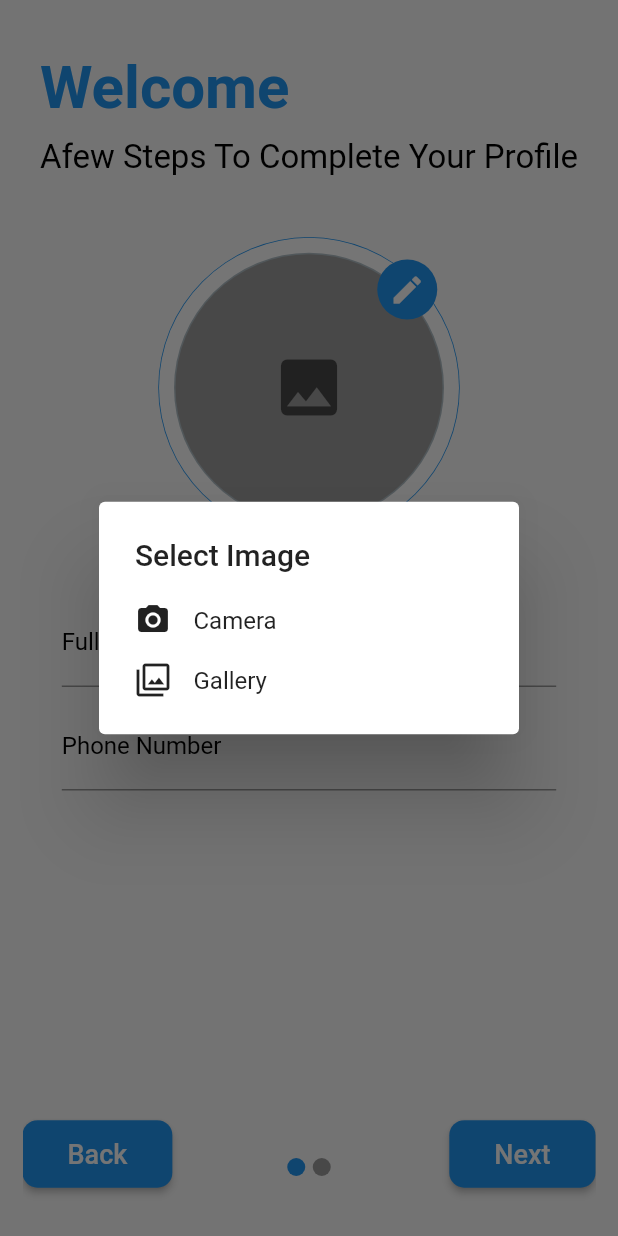
After one commit to ahmedSelem/my_shop, a Flutter app: the CollectingDataScreen screen opened by its route, after a tap on the "edit" icon, on a phone screen of 412 x 824 dp. The commit adds this screen. Run offline on Flutter 3.47's test engine with Material 2 defaults, Android fonts, the phone set to English and light mode, and no system bars; drawn by our look-alikes of page_indicator; our stand-ins replace email_validator, firebase_auth, firebase_core, image_picker; accounts and stored records are empty; Roboto replaces fonts that are missing (MontAl); project files that could hold a hidden picture were left out.

Commit message:
collecting screen first screen

```diff
--- /dev/null
+++ b/lib/Screens/collecting_data_screen.dart
@@ -0,0 +1,48 @@
+import 'package:flutter/material.dart';
+import 'package:my_shop/Widgets/Collecting_Data_Widget/first_screen.dart';
+import 'package:my_shop/Widgets/Collecting_Data_Widget/second_screen.dart';
+import 'package:page_indicator/page_indicator.dart';
+
+class CollectingDataScreen extends StatefulWidget {
+  static const String routeName = '/collectingScreen';
+  @override
+  _CollectingDataScreenState createState() => _CollectingDataScreenState();
+}
+
+class _CollectingDataScreenState extends State<CollectingDataScreen> {
+  @override
+  Widget build(BuildContext context) {
+    double height = MediaQuery.of(context).size.height;
+    double width = MediaQuery.of(context).size.width;
+
+    return Scaffold(
+      body: Container(
+        padding: EdgeInsets.all(15),
+        height: height,
+        width: width,
+        child: SingleChildScrollView(
+          child: SafeArea(
+            child: Container(
+              height: height - MediaQuery.of(context).padding.top - 30,
+              width: width,
+              child: PageIndicatorContainer(
+                length: 2,
+                indicatorColor: Colors.grey,
+                indicatorSelectorColor: Theme.of(context).primaryColor,
+                padding: EdgeInsets.only(bottom: 25),
+                child: PageView(
+                  physics: NeverScrollableScrollPhysics(),
+                  scrollDirection: Axis.horizontal,
+                  children: [
+                    FirstScreen(),
+                    SecondScreen(),
+                  ],
+                ),
+              ),
+            ),
+          ),
+        ),
+      ),
+    );
+  }
+}
--- a/lib/Widgets/Authentication/auth_form.dart
+++ b/lib/Widgets/Authentication/auth_form.dart
@@ -1,5 +1,6 @@
 import 'package:flutter/material.dart';
 import 'package:my_shop/Providers/user_provider.dart';
+import 'package:my_shop/Screens/collecting_data_screen.dart';
 import 'package:my_shop/Screens/home_screen.dart';
 import 'package:my_shop/Widgets/Authentication/auth_title.dart';
 import 'package:email_validator/email_validator.dart';
@@ -45,7 +46,7 @@ class _AuthFormState extends State<AuthForm> {
       String error = await Provider.of<UserProvider>(context, listen: false)
           .fetchLogin(email, password);
       if (error == null) {
-        Navigator.of(context).pushReplacementNamed(HomeScreen.routeName);
+        Navigator.of(context).pushReplacementNamed(CollectingDataScreen.routeName);
       } else {
         setState(() {
           isLoading = false;
@@ -63,7 +64,7 @@ class _AuthFormState extends State<AuthForm> {
       String error = await Provider.of<UserProvider>(context, listen: false)
           .fetchSignOut(email, password);
       if (error == null) {
-        Navigator.of(context).pushReplacementNamed(HomeScreen.routeName);
+        Navigator.of(context).pushReplacementNamed(CollectingDataScreen.routeName);
       } else {
         setState(() {
           isLoading = false;
--- /dev/null
+++ b/lib/Widgets/Collecting_Data_Widget/circle_image.dart
@@ -0,0 +1,40 @@
+import 'dart:io';
+import 'package:flutter/material.dart';
+
+class CircleImage extends StatelessWidget {
+  final String urlImage;
+  final File fileImage;
+  CircleImage.fromFile(this.fileImage) : this.urlImage = null;
+  CircleImage.fromUrl(this.urlImage) : this.fileImage = null;
+  @override
+  Widget build(BuildContext context) {
+    return CircleAvatar(
+      radius: 100.5,
+      backgroundColor: Theme.of(context).primaryColor,
+      child: CircleAvatar(
+        radius: 100,
+        backgroundColor: Colors.white,
+        child: CircleAvatar(
+          radius: 90,
+          backgroundColor: Colors.blueGrey[200],
+          child: CircleAvatar(
+            backgroundColor: Colors.grey,
+            radius: 89,
+            backgroundImage: (fileImage != null)
+                ? FileImage(fileImage)
+                : (urlImage != null)
+                    ? NetworkImage(urlImage)
+                    : null,
+            child: (urlImage == null && fileImage == null)
+                ? Icon(
+                    Icons.image,
+                    size: 50,
+                    color: Colors.black54,
+                  )
+                : null,
+          ),
+        ),
+      ),
+    );
+  }
+}
--- /dev/null
+++ b/lib/Widgets/Collecting_Data_Widget/collecting_title.dart
@@ -0,0 +1,34 @@
+import 'package:flutter/material.dart';
+
+class CollectingTitle extends StatelessWidget {
+  final String title, data;
+  CollectingTitle(this.title, this.data);
+  @override
+  Widget build(BuildContext context) {
+    return Padding(
+      padding: EdgeInsets.only(top: 20),
+      child: Column(
+        crossAxisAlignment: CrossAxisAlignment.start,
+        children: [
+          Text(
+            title,
+            style: TextStyle(
+              fontSize: 40,
+              color: Theme.of(context).primaryColor,
+
+              fontWeight: FontWeight.bold,
+            ),
+          ),
+          SizedBox(height: 10),
+          Text(
+            data,
+            style: TextStyle(
+              fontSize: 22,
+              color: Colors.black,
+            ),
+          ),
+        ],
+      ),
+    );
+  }
+}
--- /dev/null
+++ b/lib/Widgets/Collecting_Data_Widget/first_screen.dart
@@ -0,0 +1,181 @@
+import 'dart:io';
+
+import 'package:flutter/material.dart';
+import 'package:image_picker/image_picker.dart';
+import 'package:my_shop/Widgets/Collecting_Data_Widget/circle_image.dart';
+import 'package:my_shop/Widgets/Collecting_Data_Widget/collecting_title.dart';
+
+class FirstScreen extends StatefulWidget {
+  @override
+  _FirstScreenState createState() => _FirstScreenState();
+}
+
+class _FirstScreenState extends State<FirstScreen> {
+  FocusNode phoneNumberNode;
+  File image;
+  @override
+  void initState() {
+    super.initState();
+    phoneNumberNode = FocusNode();
+  }
+
+  @override
+  void dispose() {
+    phoneNumberNode.dispose();
+    super.dispose();
+  }
+
+  void showSimpleDialog() {
+    showDialog(
+        context: context,
+        builder: (BuildContext context) {
+          return SimpleDialog(
+            title: Text('Select Image'),
+            children: [
+              SimpleDialogOption(
+                child: Row(
+                  children: [
+                    Icon(Icons.camera_alt),
+                    SizedBox(width: 15),
+                    Text('Camera'),
+                  ],
+                ),
+                onPressed: () {
+                  getImage(true);
+                },
+              ),
+              SimpleDialogOption(
+                child: Row(
+                  children: [
+                    Icon(Icons.filter),
+                    SizedBox(width: 15),
+                    Text('Gallery'),
+                  ],
+                ),
+                onPressed: () {
+                  getImage(false);
+                },
+              ),
+            ],
+          );
+        });
+  }
+
+  void getImage(bool isCamera) async {
+    final picker = ImagePicker();
+    final pickedFile = await picker.getImage(
+        source: (isCamera) ? ImageSource.camera : ImageSource.gallery);
+    if (PickedFile != null) {
+      setState(() {
+        image = File(pickedFile.path);
+      });
+    }
+  }
+
+  @override
+  Widget build(BuildContext context) {
+    return Column(
+      children: [
+        Expanded(
+            flex: 9,
+            child: Column(
+              children: [
+                CollectingTitle(
+                    'Welcome', 'Afew Steps To Complete Your Profile'),
+                SizedBox(height: 40),
+                Stack(
+                  children: [
+                    CircleImage.fromFile(image),
+                    Positioned(
+                      top: 15,
+                      right: 15,
+                      child: InkWell(
+                        child: Container(
+                          height: 40,
+                          width: 40,
+                          decoration: BoxDecoration(
+                            borderRadius: BorderRadius.circular(50),
+                            color: Theme.of(context).primaryColor,
+                          ),
+                          child: Icon(
+                            Icons.edit,
+                            color: Colors.white,
+                          ),
+                        ),
+                        onTap: () {
+                          showSimpleDialog();
+                        },
+                      ),
+                    ),
+                  ],
+                ),
+                Form(
+                  child: Container(
+                    width: MediaQuery.of(context).size.width * .8,
+                    margin: EdgeInsets.only(top: 40),
+                    child: Column(
+                      children: [
+                        TextFormField(
+                          textInputAction: TextInputAction.next,
+                          onFieldSubmitted: (vlaue) {
+                            phoneNumberNode.requestFocus();
+                          },
+                          decoration: InputDecoration(
+                            hintText: 'ex: Ahmed Selem',
+                            hintStyle: TextStyle(color: Colors.black),
+                            labelText: 'Full Name',
+                            labelStyle: TextStyle(color: Colors.black),
+                          ),
+                        ),
+                        SizedBox(height: 10),
+                        TextFormField(
+                          focusNode: phoneNumberNode,
+                          keyboardType: TextInputType.phone,
+                          decoration: InputDecoration(
+                            hintText: 'ex: ####225',
+                            hintStyle: TextStyle(color: Colors.black),
+                            labelText: 'Phone Number',
+                            labelStyle: TextStyle(color: Colors.black),
+                          ),
+                        )
+                      ],
+                    ),
+                  ),
+                )
+              ],
+            )),
+        Expanded(
+          child: Row(
+            mainAxisAlignment: MainAxisAlignment.spaceBetween,
+            children: [
+              RaisedButton(
+                color: Theme.of(context).primaryColor,
+                padding: EdgeInsets.symmetric(vertical: 12, horizontal: 30),
+                child: Text(
+                  'Back',
+                  style: TextStyle(color: Colors.white, fontSize: 18),
+                ),
+                shape: RoundedRectangleBorder(
+                  borderRadius: BorderRadius.circular(10),
+                ),
+                onPressed: () {},
+              ),
+              RaisedButton(
+                color: Theme.of(context).primaryColor,
+                padding: EdgeInsets.symmetric(vertical: 12, horizontal: 30),
+                child: Text(
+                  'Next',
+                  style: TextStyle(color: Colors.white, fontSize: 18),
+                ),
+                shape: RoundedRectangleBorder(
+                  borderRadius: BorderRadius.circular(10),
+                ),
+                onPressed: () {},
+              ),
+            ],
+          ),
+        ),
+      ],
+    );
+  }
+}
--- /dev/null
+++ b/lib/Widgets/Collecting_Data_Widget/second_screen.dart
@@ -0,0 +1,26 @@
+
+import 'package:flutter/material.dart';
+
+class SecondScreen extends StatefulWidget {
+  @override
+  _SecondScreenState createState() => _SecondScreenState();
+}
+
+class _SecondScreenState extends State<SecondScreen> {
+  @override
+  Widget build(BuildContext context) {
+    return Column(
+      children: [
+        Expanded(
+          flex: 9,
+          child: Container(color: Colors.red),
+        ),
+        Expanded(
+          child: Container(
+            color: Colors.white,
+          ),
+        ),
+      ],
+    );
+  }
+}
--- a/lib/main.dart
+++ b/lib/main.dart
@@ -3,6 +3,7 @@ import 'package:firebase_core/firebase_core.dart';
 import 'package:flutter/material.dart';
 import 'package:my_shop/Providers/user_provider.dart';
 import 'package:my_shop/Screens/authentication_screen.dart';
+import 'package:my_shop/Screens/collecting_data_screen.dart';
 import 'package:my_shop/Screens/home_screen.dart';
 import 'package:my_shop/Screens/splash.dart';
 import 'package:provider/provider.dart';
@@ -27,6 +28,7 @@ class MyApp extends StatelessWidget {
   Widget build(BuildContext context) {
     return MaterialApp(
       title: 'Shop App',
+      debugShowCheckedModeBanner: false,
       theme: ThemeData(
         primarySwatch: Colors.blue,
         fontFamily: 'MontAl',
@@ -40,7 +42,7 @@ class MyApp extends StatelessWidget {
             return SplashScreen();
           } else {
             if (FirebaseAuth.instance.currentUser != null) {
-              return HomeScreen();
+              return CollectingDataScreen();
             } else {
               return AuthenticationScreen();
             }
@@ -50,6 +52,7 @@ class MyApp extends StatelessWidget {
       routes: {
         HomeScreen.routeName: (context) => HomeScreen(),
         AuthenticationScreen.routeName: (context) => AuthenticationScreen(),
+        CollectingDataScreen.routeName: (context) => CollectingDataScreen(),
       },
     );
   }
--- a/pubspec.yaml
+++ b/pubspec.yaml
@@ -28,6 +28,8 @@ dependencies:
   firebase_auth: ^0.18.4+1
   provider: ^4.3.2+3
   email_validator: '^1.0.5'
+  image_picker: ^0.6.7+20
+  page_indicator: ^0.3.0
 
 
 dev_dependencies:
```
Also changed, not shown: pubspec.lock, 1 other file.
